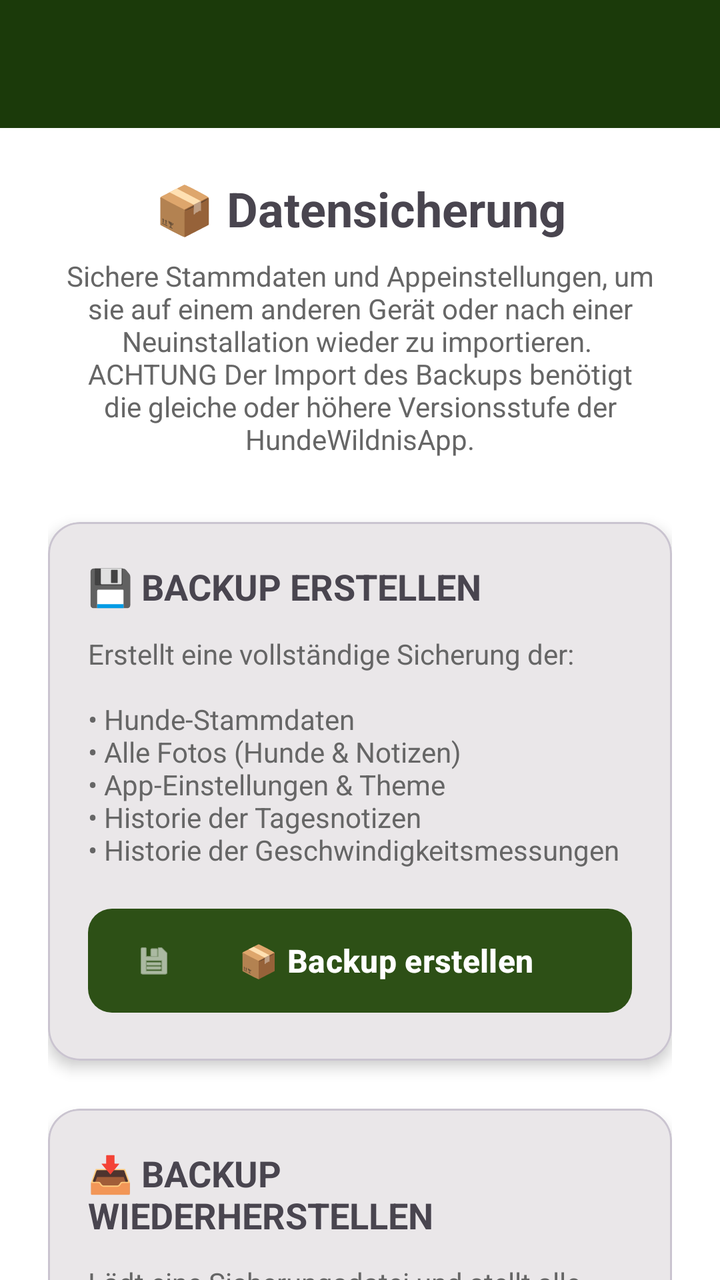
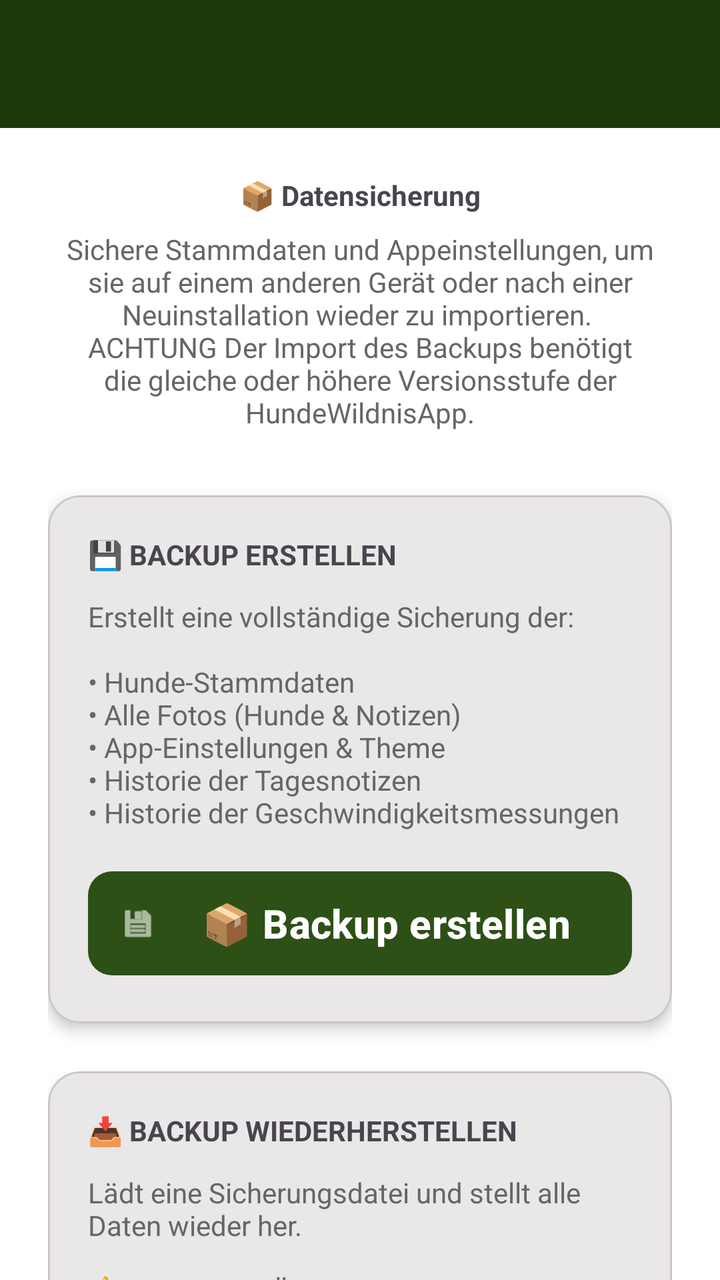

An Android layout rendered at two revisions. The XML below is the earlier revision; the diff shows what the commit changed to produce the second picture.
<!-- AndroidManifest.xml: activity theme Theme.HundeWildnis -->
<!-- res/layout/activity_backup.xml -->
<?xml version="1.0" encoding="utf-8"?>
<androidx.coordinatorlayout.widget.CoordinatorLayout
    xmlns:android="http://schemas.android.com/apk/res/android"
    xmlns:app="http://schemas.android.com/apk/res-auto"
    android:layout_width="match_parent"
    android:layout_height="match_parent"
    android:fitsSystemWindows="false">

    <com.google.android.material.appbar.AppBarLayout
        android:layout_width="match_parent"
        android:layout_height="wrap_content"
        android:fitsSystemWindows="true">

        <androidx.appcompat.widget.Toolbar
            android:id="@+id/toolbar"
            android:layout_width="match_parent"
            android:layout_height="?attr/actionBarSize"
            android:background="#1B3A0A"
            app:titleTextColor="#FFFFFF" />
    </com.google.android.material.appbar.AppBarLayout>

    <androidx.core.widget.NestedScrollView
        android:layout_width="match_parent"
        android:layout_height="match_parent"
        app:layout_behavior="@string/appbar_scrolling_view_behavior">

        <LinearLayout
            android:layout_width="match_parent"
            android:layout_height="wrap_content"
            android:orientation="vertical"
            android:padding="24dp">

            
            <TextView
                android:layout_width="match_parent"
                android:layout_height="wrap_content"
                android:text="📦 Datensicherung"
                android:textSize="24sp"
                android:textStyle="bold"
                android:textAlignment="center"
                android:layout_marginBottom="8dp" />

            <TextView
                android:layout_width="match_parent"
                android:layout_height="wrap_content"
                android:text="Sichere Stammdaten und Appeinstellungen, um sie auf einem anderen Gerät oder nach einer Neuinstallation wieder zu importieren. \nACHTUNG Der Import des Backups benötigt die gleiche oder höhere Versionsstufe der HundeWildnisApp."
                android:textSize="14sp"
                android:textAlignment="center"
                android:textColor="#666666"
                android:layout_marginBottom="32dp" />

            
            <com.google.android.material.card.MaterialCardView
                android:layout_width="match_parent"
                android:layout_height="wrap_content"
                app:cardCornerRadius="16dp"
                app:cardElevation="4dp"
                android:layout_marginBottom="24dp">

                <LinearLayout
                    android:layout_width="match_parent"
                    android:layout_height="wrap_content"
                    android:orientation="vertical"
                    android:padding="20dp">

                    <TextView
                        android:layout_width="wrap_content"
                        android:layout_height="wrap_content"
                        android:text="💾 BACKUP ERSTELLEN"
                        android:textSize="18sp"
                        android:textStyle="bold"
                        android:layout_marginBottom="12dp" />

                    <TextView
                        android:layout_width="match_parent"
                        android:layout_height="wrap_content"
                        android:text="Erstellt eine vollständige Sicherung der:\n\n• Hunde-Stammdaten\n• Alle Fotos (Hunde &amp; Notizen)\n• App-Einstellungen &amp; Theme\n• Historie der Tagesnotizen\n• Historie der Geschwindigkeitsmessungen"
                        android:textSize="14sp"
                        android:textColor="#666666"
                        android:layout_marginBottom="16dp" />

                    <com.google.android.material.button.MaterialButton
                        android:id="@+id/btnCreateBackup"
                        android:layout_width="match_parent"
                        android:layout_height="60dp"
                        android:text="📦 Backup erstellen"
                        android:textSize="16sp"
                        android:textStyle="bold"
                        app:backgroundTint="#2d5016"
                        android:textColor="#FFFFFF"
                        app:cornerRadius="12dp"
                        app:icon="@android:drawable/ic_menu_save"
                        app:iconGravity="start" />

                </LinearLayout>
            </com.google.android.material.card.MaterialCardView>

            
            <com.google.android.material.card.MaterialCardView
                android:layout_width="match_parent"
                android:layout_height="wrap_content"
                app:cardCornerRadius="16dp"
                app:cardElevation="4dp"
                android:layout_marginBottom="24dp">

                <LinearLayout
                    android:layout_width="match_parent"
                    android:layout_height="wrap_content"
                    android:orientation="vertical"
                    android:padding="20dp">

                    <TextView
                        android:layout_width="wrap_content"
                        android:layout_height="wrap_content"
                        android:text="📥 BACKUP WIEDERHERSTELLEN"
                        android:textSize="18sp"
                        android:textStyle="bold"
                        android:layout_marginBottom="12dp" />

                    <TextView
                        android:layout_width="match_parent"
                        android:layout_height="wrap_content"
                        android:text="Lädt eine Sicherungsdatei und stellt alle Daten wieder her.\n\n⚠️ ACHTUNG: Überschreibt alle aktuellen Daten!"
                        android:textSize="14sp"
                        android:textColor="#666666"
                        android:layout_marginBottom="16dp" />

                    <com.google.android.material.button.MaterialButton
                        android:id="@+id/btnRestoreBackup"
                        style="@style/Widget.Material3.Button.OutlinedButton"
                        android:layout_width="match_parent"
                        android:layout_height="60dp"
                        android:text="📥 Backup wiederherstellen"
                        android:textSize="16sp"
                        android:textStyle="bold"
                        app:cornerRadius="12dp"
                        app:icon="@android:drawable/ic_menu_revert"
                        app:iconGravity="start" />

                </LinearLayout>
            </com.google.android.material.card.MaterialCardView>

            
            <com.google.android.material.card.MaterialCardView
                android:layout_width="match_parent"
                android:layout_height="wrap_content"
                app:cardCornerRadius="16dp"
                app:cardElevation="2dp"
                app:cardBackgroundColor="#E3F2FD"
                android:layout_marginBottom="24dp">

                <LinearLayout
                    android:layout_width="match_parent"
                    android:layout_height="wrap_content"
                    android:orientation="vertical"
                    android:padding="16dp">

                    <TextView
                        android:layout_width="wrap_content"
                        android:layout_height="wrap_content"
                        android:text="💡 TIPP"
                        android:textSize="14sp"
                        android:textStyle="bold"
                        android:textColor="#1976D2"
                        android:layout_marginBottom="8dp" />

                    <TextView
                        android:layout_width="match_parent"
                        android:layout_height="wrap_content"
                        android:text="• Backup-Dateien: Der Name der Datei endet auf .hundebackup\n• Gespeichert in: Download/HundeWildnis_Backups/"
                        android:textSize="12sp"
                        android:textColor="#1565C0" />

                </LinearLayout>
            </com.google.android.material.card.MaterialCardView>

            
            <LinearLayout
                android:layout_width="match_parent"
                android:layout_height="wrap_content"
                android:orientation="vertical"
                android:gravity="center"
                android:layout_marginTop="16dp">

                <ProgressBar
                    android:id="@+id/progressBar"
                    android:layout_width="wrap_content"
                    android:layout_height="wrap_content"
                    android:visibility="gone"
                    android:indeterminateTint="#2d5016" />

                <TextView
                    android:id="@+id/tvStatus"
                    android:layout_width="wrap_content"
                    android:layout_height="wrap_content"
                    android:text=""
                    android:textSize="14sp"
                    android:textStyle="bold"
                    android:textAlignment="center"
                    android:layout_marginTop="12dp"
                    android:visibility="gone" />

            </LinearLayout>

        </LinearLayout>
    </androidx.core.widget.NestedScrollView>

</androidx.coordinatorlayout.widget.CoordinatorLayout>
<!-- resources referenced by this layout -->
<resources>
  <style name="Base.Theme.HundeWildnis" parent="Theme.Material3.Light.NoActionBar">
          <item name="colorPrimary">#2d5016</item>
          <item name="colorPrimaryVariant">#1a3009</item>
          <item name="colorOnPrimary">#FFFFFF</item>
          <item name="colorSecondary">#6b8e4e</item>
          <item name="colorSecondaryVariant">#4a6135</item>
          <item name="colorOnSecondary">#000000</item>
          <item name="android:statusBarColor">?attr/colorPrimaryVariant</item>
  
          <item name="android:navigationBarColor">@android:color/transparent</item>
          <item name="android:windowLightStatusBar">true</item>
          <item name="android:windowLightNavigationBar">true</item>
          <item name="android:enforceNavigationBarContrast" tools:targetApi="q">false</item>
          <item name="android:enforceStatusBarContrast" tools:targetApi="q">false</item>
  
          
          <item name="colorAccent">#2d5016</item>
          <item name="android:textColorPrimary">#000000</item>
  
          
          <item name="materialAlertDialogTheme">@style/AlertDialogTheme</item>
  
          
          <item name="actionMenuTextColor">#FFFFFF</item>
  
          
          <item name="android:windowBackground">#FFFFFF</item>
          <item name="android:colorBackground">#FFFFFF</item>
      </style>
  <style name="AlertDialogTheme" parent="ThemeOverlay.Material3.MaterialAlertDialog">
          
          <item name="colorSurface">#FFFFFF</item>
  
          
          <item name="colorOnSurface">#000000</item>
          <item name="android:textColorPrimary">#000000</item>
  
          
          <item name="buttonBarPositiveButtonStyle">@style/DialogButtonStyle.Light</item>
          <item name="buttonBarNegativeButtonStyle">@style/DialogButtonStyle.Light</item>
          <item name="buttonBarNeutralButtonStyle">@style/DialogButtonStyle.Light</item>
      </style>
  <style name="DialogButtonStyle.Light" parent="Widget.Material3.Button.TextButton.Dialog">
          
          <item name="android:textColor">#2d5016</item>
  
          
          <item name="backgroundTint">@android:color/transparent</item>
  
          
          <item name="rippleColor">#332d5016</item>
      </style>
  <!-- unchanged entries left out for length: 1 -->
</resources>

<!-- the commit's change to res/layout/activity_backup.xml (unified diff, before → after) -->
@@ -6,10 +6,10 @@
     android:layout_height="match_parent"
     android:fitsSystemWindows="false">
 
-    <com.google.android.material.appbar.AppBarLayout
+    <com.google.android.material.appbar.AppBarLayout android:id="@+id/appbar"
         android:layout_width="match_parent"
         android:layout_height="wrap_content"
-        android:fitsSystemWindows="true">
+        android:fitsSystemWindows="false">
 
         <androidx.appcompat.widget.Toolbar
             android:id="@+id/toolbar"
@@ -35,7 +35,7 @@
                 android:layout_width="match_parent"
                 android:layout_height="wrap_content"
                 android:text="📦 Datensicherung"
-                android:textSize="24sp"
+                android:textSize="@dimen/text_body_medium"
                 android:textStyle="bold"
                 android:textAlignment="center"
                 android:layout_marginBottom="8dp" />
@@ -44,7 +44,7 @@
                 android:layout_width="match_parent"
                 android:layout_height="wrap_content"
                 android:text="Sichere Stammdaten und Appeinstellungen, um sie auf einem anderen Gerät oder nach einer Neuinstallation wieder zu importieren. \nACHTUNG Der Import des Backups benötigt die gleiche oder höhere Versionsstufe der HundeWildnisApp."
-                android:textSize="14sp"
+                android:textSize="@dimen/text_body_medium"
                 android:textAlignment="center"
                 android:textColor="#666666"
                 android:layout_marginBottom="32dp" />
@@ -67,7 +67,7 @@
                         android:layout_width="wrap_content"
                         android:layout_height="wrap_content"
                         android:text="💾 BACKUP ERSTELLEN"
-                        android:textSize="18sp"
+                        android:textSize="@dimen/text_body_medium"
                         android:textStyle="bold"
                         android:layout_marginBottom="12dp" />
 
@@ -75,16 +75,16 @@
                         android:layout_width="match_parent"
                         android:layout_height="wrap_content"
                         android:text="Erstellt eine vollständige Sicherung der:\n\n• Hunde-Stammdaten\n• Alle Fotos (Hunde &amp; Notizen)\n• App-Einstellungen &amp; Theme\n• Historie der Tagesnotizen\n• Historie der Geschwindigkeitsmessungen"
-                        android:textSize="14sp"
+                        android:textSize="@dimen/text_body_medium"
                         android:textColor="#666666"
                         android:layout_marginBottom="16dp" />
 
                     <com.google.android.material.button.MaterialButton
                         android:id="@+id/btnCreateBackup"
                         android:layout_width="match_parent"
-                        android:layout_height="60dp"
+                        android:layout_height="wrap_content"
                         android:text="📦 Backup erstellen"
-                        android:textSize="16sp"
+                        android:textSize="@dimen/text_body_medium"
                         android:textStyle="bold"
                         app:backgroundTint="#2d5016"
                         android:textColor="#FFFFFF"
@@ -113,7 +113,7 @@
                         android:layout_width="wrap_content"
                         android:layout_height="wrap_content"
                         android:text="📥 BACKUP WIEDERHERSTELLEN"
-                        android:textSize="18sp"
+                        android:textSize="@dimen/text_body_medium"
                         android:textStyle="bold"
                         android:layout_marginBottom="12dp" />
 
@@ -121,7 +121,7 @@
                         android:layout_width="match_parent"
                         android:layout_height="wrap_content"
                         android:text="Lädt eine Sicherungsdatei und stellt alle Daten wieder her.\n\n⚠️ ACHTUNG: Überschreibt alle aktuellen Daten!"
-                        android:textSize="14sp"
+                        android:textSize="@dimen/text_body_medium"
                         android:textColor="#666666"
                         android:layout_marginBottom="16dp" />
 
@@ -129,9 +129,9 @@
                         android:id="@+id/btnRestoreBackup"
                         style="@style/Widget.Material3.Button.OutlinedButton"
                         android:layout_width="match_parent"
-                        android:layout_height="60dp"
+                        android:layout_height="wrap_content"
                         android:text="📥 Backup wiederherstellen"
-                        android:textSize="16sp"
+                        android:textSize="@dimen/text_body_medium"
                         android:textStyle="bold"
                         app:cornerRadius="12dp"
                         app:icon="@android:drawable/ic_menu_revert"
@@ -159,7 +159,7 @@
                         android:layout_width="wrap_content"
                         android:layout_height="wrap_content"
                         android:text="💡 TIPP"
-                        android:textSize="14sp"
+                        android:textSize="@dimen/text_body_medium"
                         android:textStyle="bold"
                         android:textColor="#1976D2"
                         android:layout_marginBottom="8dp" />
@@ -168,7 +168,7 @@
                         android:layout_width="match_parent"
                         android:layout_height="wrap_content"
                         android:text="• Backup-Dateien: Der Name der Datei endet auf .hundebackup\n• Gespeichert in: Download/HundeWildnis_Backups/"
-                        android:textSize="12sp"
+                        android:textSize="@dimen/text_body_medium"
                         android:textColor="#1565C0" />
 
                 </LinearLayout>
@@ -194,7 +194,7 @@
                     android:layout_width="wrap_content"
                     android:layout_height="wrap_content"
                     android:text=""
-                    android:textSize="14sp"
+                    android:textSize="@dimen/text_body_medium"
                     android:textStyle="bold"
                     android:textAlignment="center"
                     android:layout_marginTop="12dp"
<!-- resource entries referenced after the edit -->
@@ -1,17 +1,21 @@
 <!-- resources referenced by this layout -->
 <resources>
+  <dimen name="text_body_medium">14sp</dimen>
   <style name="Base.Theme.HundeWildnis" parent="Theme.Material3.Light.NoActionBar">
+          
+          <item name="materialButtonStyle">@style/Widget.App.Button</item>
+  
           <item name="colorPrimary">#2d5016</item>
           <item name="colorPrimaryVariant">#1a3009</item>
           <item name="colorOnPrimary">#FFFFFF</item>
           <item name="colorSecondary">#6b8e4e</item>
           <item name="colorSecondaryVariant">#4a6135</item>
           <item name="colorOnSecondary">#000000</item>
-          <item name="android:statusBarColor">?attr/colorPrimaryVariant</item>
-  
+          <item name="android:statusBarColor">@android:color/transparent</item>
           <item name="android:navigationBarColor">@android:color/transparent</item>
+          <item name="android:windowDrawsSystemBarBackgrounds">true</item>
           <item name="android:windowLightStatusBar">true</item>
-          <item name="android:windowLightNavigationBar">true</item>
+          <item name="android:windowLightNavigationBar" tools:targetApi="27">true</item>
           <item name="android:enforceNavigationBarContrast" tools:targetApi="q">false</item>
           <item name="android:enforceStatusBarContrast" tools:targetApi="q">false</item>
   
@@ -21,13 +25,26 @@
   
           
           <item name="materialAlertDialogTheme">@style/AlertDialogTheme</item>
+          <item name="alertDialogTheme">@style/AlertDialogTheme</item>
   
           
           <item name="actionMenuTextColor">#FFFFFF</item>
+          <item name="actionOverflowButtonStyle">@style/Widget.App.Overflow</item>
   
           
           <item name="android:windowBackground">#FFFFFF</item>
           <item name="android:colorBackground">#FFFFFF</item>
+      </style>
+  <style name="Widget.App.Button" parent="Widget.Material3.Button">
+          <item name="autoSizeTextType">uniform</item>
+          <item name="autoSizeMinTextSize">12sp</item>
+          <item name="autoSizeMaxTextSize">@dimen/text_button_large</item>
+          <item name="autoSizeStepGranularity">1sp</item>
+          <item name="android:maxLines">2</item>
+          <item name="android:ellipsize">end</item>
+          <item name="android:paddingStart">16dp</item>
+          <item name="android:paddingEnd">16dp</item>
+          <item name="android:minHeight">60dp</item>
       </style>
   <style name="AlertDialogTheme" parent="ThemeOverlay.Material3.MaterialAlertDialog">
           
@@ -41,10 +58,39 @@
           <item name="buttonBarPositiveButtonStyle">@style/DialogButtonStyle.Light</item>
           <item name="buttonBarNegativeButtonStyle">@style/DialogButtonStyle.Light</item>
           <item name="buttonBarNeutralButtonStyle">@style/DialogButtonStyle.Light</item>
+  
+          
+          <item name="buttonBarStyle">@style/Widget.App.ButtonBar</item>
+  
+          
+          <item name="android:buttonStyle">@style/DialogButtonStyle.Light</item>
       </style>
+  <style name="Widget.App.Overflow" parent="Widget.AppCompat.ActionButton.Overflow">
+          <item name="android:src">@drawable/ic_menu_hamburger</item>
+      </style>
+  <dimen name="text_button_large">20sp</dimen>
   <style name="DialogButtonStyle.Light" parent="Widget.Material3.Button.TextButton.Dialog">
           
           <item name="android:textColor">#2d5016</item>
+  
+          
+          <item name="android:textSize">13sp</item>
+          <item name="android:textAllCaps">false</item>
+          <item name="android:maxLines">2</item>
+          <item name="android:singleLine">false</item>
+          <item name="android:ellipsize">none</item>
+          <item name="autoSizeTextType">uniform</item>
+          <item name="autoSizeMinTextSize">10sp</item>
+          <item name="autoSizeMaxTextSize">16sp</item>
+  
+          
+          <item name="android:paddingStart">2dp</item>
+          <item name="android:paddingEnd">2dp</item>
+          <item name="android:minWidth">0dp</item>
+          <item name="android:insetLeft">0dp</item>
+          <item name="android:insetRight">0dp</item>
+          <item name="android:insetTop">0dp</item>
+          <item name="android:insetBottom">0dp</item>
   
           
           <item name="backgroundTint">@android:color/transparent</item>
@@ -52,6 +98,19 @@
           
           <item name="rippleColor">#332d5016</item>
       </style>
+  <style name="Widget.App.ButtonBar" parent="Widget.AppCompat.ButtonBar.AlertDialog">
+          <item name="android:padding">0dp</item>
+      </style>
+  <!-- drawable ic_menu_hamburger (drawable) -->
+  <vector xmlns:android="http://schemas.android.com/apk/res/android"
+      android:width="24dp"
+      android:height="24dp"
+      android:viewportWidth="24"
+      android:viewportHeight="24">
+      <path
+          android:fillColor="#FFFFFF"
+          android:pathData="M3,18h18v-2H3V18z M3,13h18v-2H3V13z M3,6v2h18V6H3z" />
+  </vector>
   <!-- unchanged entries left out for length: 1 -->
 </resources>
 
